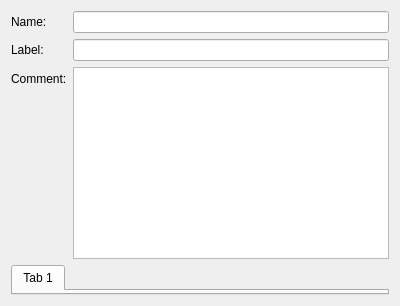
This is src/gui/InterfaceEditor.ui in fwbuilder/fwbuilder as Qt 5 draws it before an edit. The edited form follows.
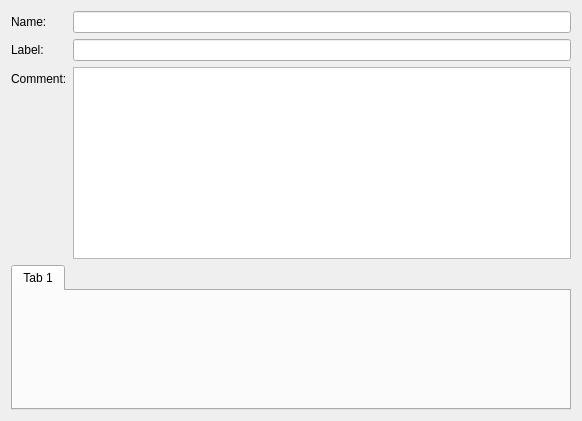
This is the edited form.

Commit message: Add interface and add address buttons.

Patch:
```diff
--- a/src/gui/InterfaceEditor.ui
+++ b/src/gui/InterfaceEditor.ui
@@ -6,8 +6,8 @@
    <rect>
     <x>0</x>
     <y>0</y>
-    <width>400</width>
-    <height>300</height>
+    <width>582</width>
+    <height>421</height>
    </rect>
   </property>
   <property name="windowTitle">
@@ -51,6 +51,12 @@
          <verstretch>0</verstretch>
         </sizepolicy>
        </property>
+       <property name="minimumSize">
+        <size>
+         <width>0</width>
+         <height>0</height>
+        </size>
+       </property>
        <property name="tabChangesFocus">
         <bool>true</bool>
        </property>
```
The commit also changes 8 other files.
